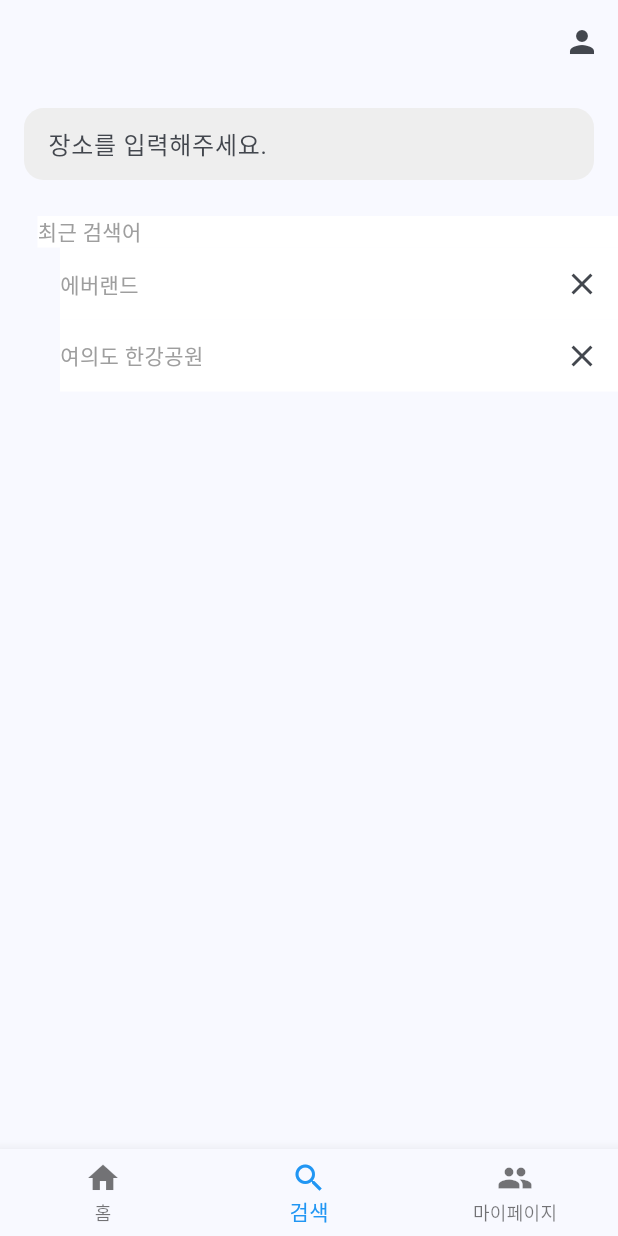
After one commit to txxnrd/Hackuthon_front, a Flutter app: the screen it shows after launch, item 2 of the bottom bar chosen, on a phone screen of 412 x 824 dp. The commit adds this screen. Run offline on Flutter 3.47's test engine with Material 2 defaults, Android fonts, the phone set to English and light mode, and no system bars.

Commit message:
search-page-1

```diff
--- a/lib/main.dart
+++ b/lib/main.dart
@@ -1,4 +1,5 @@
 import 'package:flutter/material.dart';
+import 'package:hackuton_front_flutter/searchpage.dart';
 import 'package:hackuton_front_flutter/startpage.dart';
 
 void main() {
@@ -17,7 +18,7 @@ class MyApp extends StatelessWidget {
         colorScheme: ColorScheme.fromSeed(seedColor: Colors.blue),
         useMaterial3: true,
       ),
-      home: StartPage(),
+      home: MyHomePage(title: 'My home page'),
     );
   }
 }
@@ -32,62 +33,63 @@ class MyHomePage extends StatefulWidget {
 
 class _MyHomePageState extends State<MyHomePage> {
   int _counter = 0;
+  int _selectedIndex = 0;
 
   void _incrementCounter() {
     setState(() {
       _counter++;
     });
   }
+  final List<Widget> _widgetOptions = <Widget>[
+    StartPage(),
+    SearchPage(),
+    StartPage(),
+  ];
 
-  void _resetCounter() {
+  void _onItemTapped(int index) {
     setState(() {
-      _counter = 0;
+      _selectedIndex = index;
     });
   }
 
   @override
   Widget build(BuildContext context) {
     return Scaffold(
-      appBar: AppBar(
-        backgroundColor: Theme.of(context).colorScheme.inversePrimary,
-        title: Text(widget.title),
+      body: SafeArea(
+        child: _widgetOptions.elementAt(_selectedIndex),
       ),
-      body: Center(
-        child: Column(
-          mainAxisAlignment: MainAxisAlignment.center,
-          children: <Widget>[
-            const Text(
-              '이게 너가 누른 횟수임',
-            ),
-            Text(
-              '$_counter',
-              style: Theme.of(context).textTheme.headlineMedium,
-            ),
-          ],
-        ),
-      ),
-      floatingActionButton: Stack(
-        children: <Widget>[
-          Positioned(
-            bottom: 16,
-            right: 16,
-            child: FloatingActionButton(
-              onPressed: _incrementCounter,
-              tooltip: 'Increment',
-              child: const Icon(Icons.add),
-            ),
+      bottomNavigationBar: BottomNavigationBar(
+        items: const <BottomNavigationBarItem>[
+          BottomNavigationBarItem(
+            icon: Icon(Icons.home),
+            label: '홈',
           ),
-          Positioned(
-            bottom: 16,
-            left: 50,
-            child: FloatingActionButton(
-              onPressed: _resetCounter,
-              tooltip: 'Reset',
-              child: const Icon(Icons.refresh),
-            ),
+          BottomNavigationBarItem(
+            icon: Icon(Icons.search),
+            label: '검색',
+          ),
+          BottomNavigationBarItem(
+            icon: Icon(Icons.people),
+            label: '마이페이지',
           ),
         ],
+        currentIndex: _selectedIndex,
+        selectedItemColor: Colors.blue,
+        onTap: _onItemTapped,
       ),
     );
   }
+
+  @override
+  void initState() {
+    //해당 클래스가 호출되었을떄
+    super.initState();
+
+  }
+
+  @override
+  void dispose() {
+    super.dispose();
+  }
+
 }
--- /dev/null
+++ b/lib/searchpage.dart
@@ -0,0 +1,111 @@
+import 'package:flutter/material.dart';
+
+class SearchPage extends StatelessWidget {
+  @override
+  Widget build(BuildContext context) {
+    return Scaffold(
+      appBar: AppBar(
+        actions: [
+          IconButton(
+            icon: Icon(Icons.person),
+            onPressed: () {
+              // 여기에 프로필 버튼을 눌렀을 때의 동작을 추가합니다.
+            },
+          ),
+        ],
+      ),
+      body: Column(
+        children: [
+          Container(
+            margin: EdgeInsets.all(16.0),
+            padding: EdgeInsets.symmetric(horizontal: 16.0),
+            decoration: BoxDecoration(
+              color: Colors.grey[200],
+              borderRadius: BorderRadius.circular(13.0),
+            ),
+            child: TextField(
+              decoration: InputDecoration(
+                hintText: '장소를 입력해주세요.',
+                border: InputBorder.none,
+              ),
+            ),
+          ),
+          Container(
+            alignment: Alignment.centerLeft,
+            margin: EdgeInsets.only(top: 8, left: 25),
+            decoration: BoxDecoration(
+              color: Colors.white,
+            ),
+            child: Text(
+              '최근 검색어',
+              style: TextStyle(
+                color: Colors.grey,
+                fontSize: 14,
+              ),
+            ),
+          ),
+          Container(
+            alignment: Alignment.centerLeft,
+            margin: EdgeInsets.only(top: 0, left: 40),
+            decoration: BoxDecoration(
+              color: Colors.white,
+            ),
+            child: Row(
+              mainAxisAlignment: MainAxisAlignment.spaceBetween, // 가로축 정렬
+              children: [
+                Text(
+                  '에버랜드',
+                  style: TextStyle(
+                    color: Colors.grey,
+                    fontSize: 14,
+                  ),
+                ),
+                IconButton(
+                  padding: EdgeInsets.all(2.0),
+                  icon: Icon(Icons.close), // 'x' 아이콘
+                  onPressed: () {
+                    // 'x' 버튼을 눌렀을 때의 동작을 여기에 작성합니다.
+                  },
+                ),
+              ],
+            ),
+          ),
+          Container(
+            alignment: Alignment.centerLeft,
+            margin: EdgeInsets.only(top: 0, left: 40),
+            decoration: BoxDecoration(
+              color: Colors.white,
+            ),
+            child: Row(
+              mainAxisAlignment: MainAxisAlignment.spaceBetween, // 가로축 정렬
+              children: [
+                Text(
+                  '여의도 한강공원',
+                  style: TextStyle(
+                    color: Colors.grey,
+                    fontSize: 14,
+                  ),
+                ),
+                IconButton(
+                  padding: EdgeInsets.all(2.0),
+                  icon: Icon(Icons.close), // 'x' 아이콘
+                  onPressed: () {
+                    // 'x' 버튼을 눌렀을 때의 동작을 여기에 작성합니다.
+                  },
+                ),
+              ],
+            ),
+          )
+
+
+        ],
+      ),
+    );
+  }
+}
+
+void main() {
+  runApp(MaterialApp(
+    home: SearchPage(),
+  ));
+}
--- a/lib/startpage.dart
+++ b/lib/startpage.dart
@@ -173,7 +173,6 @@ class StartPage extends StatelessWidget {
                     ),
                   ),
                 )
-
               ],
             ),
           ),
```
